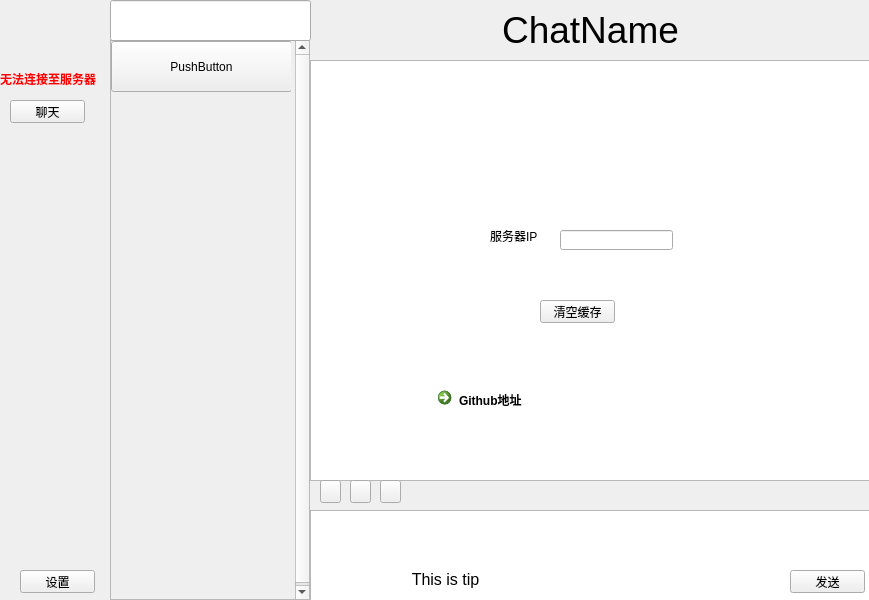
First picture: the form in src/client/ui_src/ui.ui, repository SkyUOI/OurChat, before the edit.
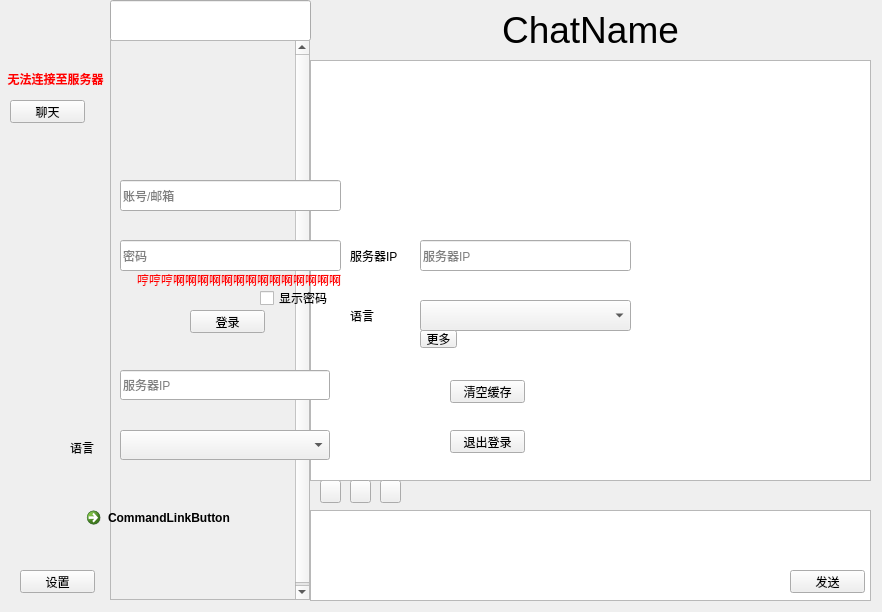
Second picture: the form after the edit. Icons and pictures are not drawn.

Commit message: feat(client):添加了语言文件和登录注册界面

```diff
--- a/src/client/ui_src/ui.ui
+++ b/src/client/ui_src/ui.ui
@@ -6,8 +6,8 @@
    <rect>
     <x>0</x>
     <y>0</y>
-    <width>869</width>
-    <height>600</height>
+    <width>882</width>
+    <height>612</height>
    </rect>
   </property>
   <property name="windowTitle">
@@ -57,258 +57,436 @@
      <string>设置</string>
     </property>
    </widget>
-   <widget class="QScrollArea" name="chat_chats">
+   <widget class="QLabel" name="CantConnectServer">
+    <property name="geometry">
+     <rect>
+      <x>0</x>
+      <y>70</y>
+      <width>111</width>
+      <height>16</height>
+     </rect>
+    </property>
+    <property name="text">
+     <string>&lt;html&gt;&lt;head/&gt;&lt;body&gt;&lt;p align=&quot;center&quot;&gt;&lt;span style=&quot; font-weight:600; color:#ff0000;&quot;&gt;无法连接至服务器&lt;/span&gt;&lt;/p&gt;&lt;/body&gt;&lt;/html&gt;</string>
+    </property>
+   </widget>
+   <widget class="QWidget" name="chat_widget" native="true">
+    <property name="enabled">
+     <bool>true</bool>
+    </property>
     <property name="geometry">
      <rect>
       <x>110</x>
-      <y>40</y>
-      <width>200</width>
-      <height>560</height>
+      <y>0</y>
+      <width>761</width>
+      <height>611</height>
      </rect>
     </property>
-    <property name="widgetResizable">
-     <bool>false</bool>
-    </property>
-    <widget class="QWidget" name="scrollAreaWidgetContents">
+    <widget class="QLineEdit" name="chat_search">
      <property name="geometry">
       <rect>
        <x>0</x>
        <y>0</y>
-       <width>180</width>
-       <height>561</height>
+       <width>201</width>
+       <height>41</height>
       </rect>
      </property>
-     <widget class="QPushButton" name="pushButton">
+    </widget>
+    <widget class="QPushButton" name="chat_emojiButton">
+     <property name="geometry">
+      <rect>
+       <x>210</x>
+       <y>480</y>
+       <width>21</width>
+       <height>23</height>
+      </rect>
+     </property>
+     <property name="text">
+      <string/>
+     </property>
+     <property name="icon">
+      <iconset>
+       <normaloff>../../resource/test.png</normaloff>../../resource/test.png</iconset>
+     </property>
+     <property name="iconSize">
+      <size>
+       <width>32</width>
+       <height>32</height>
+      </size>
+     </property>
+    </widget>
+    <widget class="QTextEdit" name="chat_input">
+     <property name="geometry">
+      <rect>
+       <x>200</x>
+       <y>510</y>
+       <width>561</width>
+       <height>91</height>
+      </rect>
+     </property>
+    </widget>
+    <widget class="QTextBrowser" name="chat_brower">
+     <property name="geometry">
+      <rect>
+       <x>200</x>
+       <y>60</y>
+       <width>561</width>
+       <height>421</height>
+      </rect>
+     </property>
+    </widget>
+    <widget class="QScrollArea" name="chat_chats">
+     <property name="enabled">
+      <bool>true</bool>
+     </property>
+     <property name="geometry">
+      <rect>
+       <x>0</x>
+       <y>40</y>
+       <width>200</width>
+       <height>560</height>
+      </rect>
+     </property>
+     <property name="widgetResizable">
+      <bool>false</bool>
+     </property>
+     <widget class="QWidget" name="scrollAreaWidgetContents">
       <property name="geometry">
        <rect>
         <x>0</x>
         <y>0</y>
-        <width>181</width>
-        <height>51</height>
+        <width>180</width>
+        <height>561</height>
        </rect>
       </property>
-      <property name="text">
-       <string>PushButton</string>
-      </property>
      </widget>
     </widget>
+    <widget class="QPushButton" name="chat_imageButton">
+     <property name="geometry">
+      <rect>
+       <x>240</x>
+       <y>480</y>
+       <width>21</width>
+       <height>23</height>
+      </rect>
+     </property>
+     <property name="text">
+      <string/>
+     </property>
+     <property name="icon">
+      <iconset>
+       <normaloff>../../resource/image.png</normaloff>../../resource/image.png</iconset>
+     </property>
+     <property name="iconSize">
+      <size>
+       <width>16</width>
+       <height>32</height>
+      </size>
+     </property>
+    </widget>
+    <widget class="QPushButton" name="chat_send">
+     <property name="geometry">
+      <rect>
+       <x>680</x>
+       <y>570</y>
+       <width>75</width>
+       <height>23</height>
+      </rect>
+     </property>
+     <property name="text">
+      <string>发送</string>
+     </property>
+    </widget>
+    <widget class="QPushButton" name="chat_fileButton">
+     <property name="geometry">
+      <rect>
+       <x>270</x>
+       <y>480</y>
+       <width>21</width>
+       <height>23</height>
+      </rect>
+     </property>
+     <property name="text">
+      <string/>
+     </property>
+     <property name="icon">
+      <iconset>
+       <normaloff>../../resource/file.png</normaloff>../../resource/file.png</iconset>
+     </property>
+     <property name="iconSize">
+      <size>
+       <width>16</width>
+       <height>32</height>
+      </size>
+     </property>
+    </widget>
+    <widget class="QLabel" name="chat_name">
+     <property name="geometry">
+      <rect>
+       <x>200</x>
+       <y>0</y>
+       <width>561</width>
+       <height>61</height>
+      </rect>
+     </property>
+     <property name="text">
+      <string>&lt;html&gt;&lt;head/&gt;&lt;body&gt;&lt;p align=&quot;center&quot;&gt;&lt;span style=&quot; font-size:28pt;&quot;&gt;ChatName&lt;/span&gt;&lt;/p&gt;&lt;/body&gt;&lt;/html&gt;</string>
+     </property>
+    </widget>
    </widget>
-   <widget class="QLabel" name="chat_name">
-    <property name="geometry">
-     <rect>
-      <x>310</x>
-      <y>0</y>
-      <width>561</width>
-      <height>61</height>
-     </rect>
+   <widget class="QWidget" name="setting_widget" native="true">
+    <property name="enabled">
+     <bool>true</bool>
     </property>
-    <property name="text">
-     <string>&lt;html&gt;&lt;head/&gt;&lt;body&gt;&lt;p align=&quot;center&quot;&gt;&lt;span style=&quot; font-size:28pt;&quot;&gt;ChatName&lt;/span&gt;&lt;/p&gt;&lt;/body&gt;&lt;/html&gt;</string>
-    </property>
-   </widget>
-   <widget class="QTextBrowser" name="chat_brower">
-    <property name="geometry">
-     <rect>
-      <x>310</x>
-      <y>60</y>
-      <width>561</width>
-      <height>421</height>
-     </rect>
-    </property>
-   </widget>
-   <widget class="QTextEdit" name="chat_input">
-    <property name="geometry">
-     <rect>
-      <x>310</x>
-      <y>510</y>
-      <width>561</width>
-      <height>91</height>
-     </rect>
-    </property>
-   </widget>
-   <widget class="QPushButton" name="chat_emojiButton">
-    <property name="geometry">
-     <rect>
-      <x>320</x>
-      <y>480</y>
-      <width>21</width>
-      <height>23</height>
-     </rect>
-    </property>
-    <property name="text">
-     <string/>
-    </property>
-    <property name="icon">
-     <iconset>
-      <normaloff>../../resource/test.png</normaloff>../../resource/test.png</iconset>
-    </property>
-    <property name="iconSize">
-     <size>
-      <width>32</width>
-      <height>32</height>
-     </size>
-    </property>
-   </widget>
-   <widget class="QPushButton" name="chat_imageButton">
-    <property name="geometry">
-     <rect>
-      <x>350</x>
-      <y>480</y>
-      <width>21</width>
-      <height>23</height>
-     </rect>
-    </property>
-    <property name="text">
-     <string/>
-    </property>
-    <property name="icon">
-     <iconset>
-      <normaloff>../../resource/image.png</normaloff>../../resource/image.png</iconset>
-    </property>
-    <property name="iconSize">
-     <size>
-      <width>16</width>
-      <height>32</height>
-     </size>
-    </property>
-   </widget>
-   <widget class="QPushButton" name="chat_send">
-    <property name="geometry">
-     <rect>
-      <x>790</x>
-      <y>570</y>
-      <width>75</width>
-      <height>23</height>
-     </rect>
-    </property>
-    <property name="text">
-     <string>发送</string>
-    </property>
-   </widget>
-   <widget class="QLabel" name="setting_logo">
-    <property name="geometry">
-     <rect>
-      <x>460</x>
-      <y>0</y>
-      <width>211</width>
-      <height>191</height>
-     </rect>
-    </property>
-    <property name="text">
-     <string>&lt;html&gt;&lt;head/&gt;&lt;body&gt;&lt;p&gt;&lt;img src=&quot;:/新前缀/OurChat/resource/OurChat_logo.png&quot;/&gt;&lt;/p&gt;&lt;/body&gt;&lt;/html&gt;</string>
-    </property>
-   </widget>
-   <widget class="QPushButton" name="setting_clearCache">
-    <property name="geometry">
-     <rect>
-      <x>540</x>
-      <y>300</y>
-      <width>75</width>
-      <height>23</height>
-     </rect>
-    </property>
-    <property name="text">
-     <string>清空缓存</string>
-    </property>
-   </widget>
-   <widget class="QLineEdit" name="chat_search">
     <property name="geometry">
      <rect>
       <x>110</x>
       <y>0</y>
-      <width>201</width>
-      <height>41</height>
+      <width>771</width>
+      <height>611</height>
      </rect>
     </property>
+    <widget class="QLabel" name="setting_Logo">
+     <property name="geometry">
+      <rect>
+       <x>290</x>
+       <y>10</y>
+       <width>221</width>
+       <height>221</height>
+      </rect>
+     </property>
+     <property name="text">
+      <string>&lt;html&gt;&lt;head/&gt;&lt;body&gt;&lt;img src=&quot;../../resource/OurChat_logo.png&quot;&gt;&lt;/body&gt;&lt;/html&gt;</string>
+     </property>
+    </widget>
+    <widget class="QLineEdit" name="setting_serverIp">
+     <property name="geometry">
+      <rect>
+       <x>310</x>
+       <y>240</y>
+       <width>211</width>
+       <height>31</height>
+      </rect>
+     </property>
+     <property name="placeholderText">
+      <string>服务器IP</string>
+     </property>
+    </widget>
+    <widget class="QLabel" name="setting_server_ip_text">
+     <property name="geometry">
+      <rect>
+       <x>240</x>
+       <y>250</y>
+       <width>54</width>
+       <height>12</height>
+      </rect>
+     </property>
+     <property name="text">
+      <string>服务器IP</string>
+     </property>
+    </widget>
+    <widget class="QComboBox" name="setting_lang">
+     <property name="geometry">
+      <rect>
+       <x>310</x>
+       <y>300</y>
+       <width>211</width>
+       <height>31</height>
+      </rect>
+     </property>
+    </widget>
+    <widget class="QLabel" name="setting_lang_text">
+     <property name="geometry">
+      <rect>
+       <x>240</x>
+       <y>310</y>
+       <width>54</width>
+       <height>12</height>
+      </rect>
+     </property>
+     <property name="text">
+      <string>语言</string>
+     </property>
+    </widget>
+    <widget class="QPushButton" name="setting_clearCache">
+     <property name="geometry">
+      <rect>
+       <x>340</x>
+       <y>380</y>
+       <width>75</width>
+       <height>23</height>
+      </rect>
+     </property>
+     <property name="text">
+      <string>清空缓存</string>
+     </property>
+    </widget>
+    <widget class="QPushButton" name="setting_logout">
+     <property name="geometry">
+      <rect>
+       <x>340</x>
+       <y>430</y>
+       <width>75</width>
+       <height>23</height>
+      </rect>
+     </property>
+     <property name="text">
+      <string>退出登录</string>
+     </property>
+    </widget>
    </widget>
-   <widget class="QLineEdit" name="setting_serverIp">
-    <property name="geometry">
-     <rect>
-      <x>560</x>
-      <y>230</y>
-      <width>113</width>
-      <height>20</height>
-     </rect>
-    </property>
-   </widget>
-   <widget class="QLabel" name="setting_text">
-    <property name="geometry">
-     <rect>
-      <x>490</x>
-      <y>230</y>
-      <width>54</width>
-      <height>12</height>
-     </rect>
-    </property>
-    <property name="text">
-     <string>服务器IP</string>
-    </property>
-   </widget>
-   <widget class="QCommandLinkButton" name="setting_toGithub">
-    <property name="geometry">
-     <rect>
-      <x>430</x>
-      <y>380</y>
-      <width>311</width>
-      <height>71</height>
-     </rect>
-    </property>
-    <property name="text">
-     <string>Github地址</string>
-    </property>
-    <property name="icon">
-     <iconset>
-      <normaloff>../../resource/github.png</normaloff>../../resource/github.png</iconset>
-    </property>
-   </widget>
-   <widget class="QLabel" name="CantConnectServer">
+   <widget class="QWidget" name="login_widget" native="true">
     <property name="geometry">
      <rect>
       <x>0</x>
-      <y>70</y>
-      <width>111</width>
-      <height>16</height>
+      <y>0</y>
+      <width>460</width>
+      <height>550</height>
      </rect>
     </property>
-    <property name="text">
-     <string>&lt;html&gt;&lt;head/&gt;&lt;body&gt;&lt;p&gt;&lt;span style=&quot; font-weight:600; color:#ff0000;&quot;&gt;无法连接至服务器&lt;/span&gt;&lt;/p&gt;&lt;/body&gt;&lt;/html&gt;</string>
-    </property>
-   </widget>
-   <widget class="QLabel" name="tips">
-    <property name="geometry">
-     <rect>
-      <x>110</x>
-      <y>559</y>
-      <width>671</width>
-      <height>41</height>
-     </rect>
-    </property>
-    <property name="text">
-     <string>&lt;html&gt;&lt;head/&gt;&lt;body&gt;&lt;p align=&quot;center&quot;&gt;&lt;span style=&quot; font-size:12pt;&quot;&gt;This is tip&lt;/span&gt;&lt;/p&gt;&lt;/body&gt;&lt;/html&gt;</string>
-    </property>
-   </widget>
-   <widget class="QPushButton" name="chat_fileButton">
-    <property name="geometry">
-     <rect>
-      <x>380</x>
-      <y>480</y>
-      <width>21</width>
-      <height>23</height>
-     </rect>
-    </property>
-    <property name="text">
-     <string/>
-    </property>
-    <property name="icon">
-     <iconset>
-      <normaloff>../../resource/file.png</normaloff>../../resource/file.png</iconset>
-    </property>
-    <property name="iconSize">
-     <size>
-      <width>16</width>
-      <height>32</height>
-     </size>
-    </property>
+    <widget class="QLabel" name="login_startImg">
+     <property name="geometry">
+      <rect>
+       <x>0</x>
+       <y>0</y>
+       <width>460</width>
+       <height>150</height>
+      </rect>
+     </property>
+     <property name="text">
+      <string>&lt;html&gt;&lt;head/&gt;&lt;body&gt;&lt;img src=&quot;../../resource/startImg.png&quot; /&gt;&lt;/body&gt;&lt;/html&gt;</string>
+     </property>
+    </widget>
+    <widget class="QLineEdit" name="login_account">
+     <property name="geometry">
+      <rect>
+       <x>120</x>
+       <y>180</y>
+       <width>221</width>
+       <height>31</height>
+      </rect>
+     </property>
+     <property name="placeholderText">
+      <string>账号/邮箱</string>
+     </property>
+    </widget>
+    <widget class="QLineEdit" name="login_password">
+     <property name="geometry">
+      <rect>
+       <x>120</x>
+       <y>240</y>
+       <width>221</width>
+       <height>31</height>
+      </rect>
+     </property>
+     <property name="echoMode">
+      <enum>QLineEdit::Password</enum>
+     </property>
+     <property name="placeholderText">
+      <string>密码</string>
+     </property>
+    </widget>
+    <widget class="QPushButton" name="login_login">
+     <property name="geometry">
+      <rect>
+       <x>190</x>
+       <y>310</y>
+       <width>75</width>
+       <height>23</height>
+      </rect>
+     </property>
+     <property name="text">
+      <string>登录</string>
+     </property>
+    </widget>
+    <widget class="QCheckBox" name="login_showPassword">
+     <property name="geometry">
+      <rect>
+       <x>260</x>
+       <y>290</y>
+       <width>91</width>
+       <height>16</height>
+      </rect>
+     </property>
+     <property name="text">
+      <string>显示密码</string>
+     </property>
+    </widget>
+    <widget class="QToolButton" name="login_more">
+     <property name="geometry">
+      <rect>
+       <x>420</x>
+       <y>330</y>
+       <width>37</width>
+       <height>18</height>
+      </rect>
+     </property>
+     <property name="text">
+      <string>更多</string>
+     </property>
+    </widget>
+    <widget class="QLabel" name="login_tip">
+     <property name="geometry">
+      <rect>
+       <x>120</x>
+       <y>270</y>
+       <width>221</width>
+       <height>21</height>
+      </rect>
+     </property>
+     <property name="text">
+      <string>&lt;html&gt;&lt;head/&gt;&lt;body&gt;&lt;p align=&quot;right&quot;&gt;&lt;span style=&quot; color:#ff0000;&quot;&gt;哼哼哼啊啊啊啊啊啊啊啊啊啊啊啊啊啊&lt;/span&gt;&lt;/p&gt;&lt;/body&gt;&lt;/html&gt;</string>
+     </property>
+    </widget>
+    <widget class="QCommandLinkButton" name="login_another">
+     <property name="geometry">
+      <rect>
+       <x>79</x>
+       <y>500</y>
+       <width>321</width>
+       <height>40</height>
+      </rect>
+     </property>
+     <property name="text">
+      <string>CommandLinkButton</string>
+     </property>
+    </widget>
+    <widget class="QLineEdit" name="login_serverIp">
+     <property name="geometry">
+      <rect>
+       <x>120</x>
+       <y>370</y>
+       <width>210</width>
+       <height>30</height>
+      </rect>
+     </property>
+     <property name="placeholderText">
+      <string>服务器IP</string>
+     </property>
+    </widget>
+    <widget class="QComboBox" name="login_lang">
+     <property name="geometry">
+      <rect>
+       <x>120</x>
+       <y>430</y>
+       <width>210</width>
+       <height>30</height>
+      </rect>
+     </property>
+    </widget>
+    <widget class="QLabel" name="login_lang_text">
+     <property name="geometry">
+      <rect>
+       <x>70</x>
+       <y>440</y>
+       <width>41</width>
+       <height>16</height>
+      </rect>
+     </property>
+     <property name="text">
+      <string>语言</string>
+     </property>
+    </widget>
    </widget>
   </widget>
  </widget>
```
The commit also changes 13 other files.
